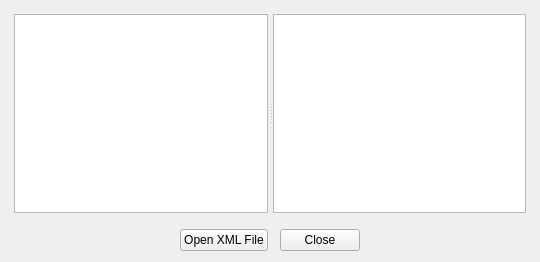
This is forms/xml.ui in copperspice/kitchensink as Qt 5 draws it before an edit. The edited form follows.
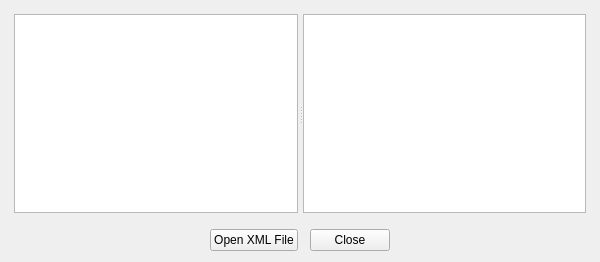
This is the edited form.

The edit to the form file:
```diff
--- a/forms/xml.ui
+++ b/forms/xml.ui
@@ -6,10 +6,16 @@
    <rect>
     <x>0</x>
     <y>0</y>
-    <width>540</width>
+    <width>600</width>
     <height>262</height>
    </rect>
   </property>
+  <property name="minimumSize">
+   <size>
+    <width>600</width>
+    <height>0</height>
+   </size>
+  </property>
   <property name="windowTitle">
    <string>Xml</string>
   </property>
```
